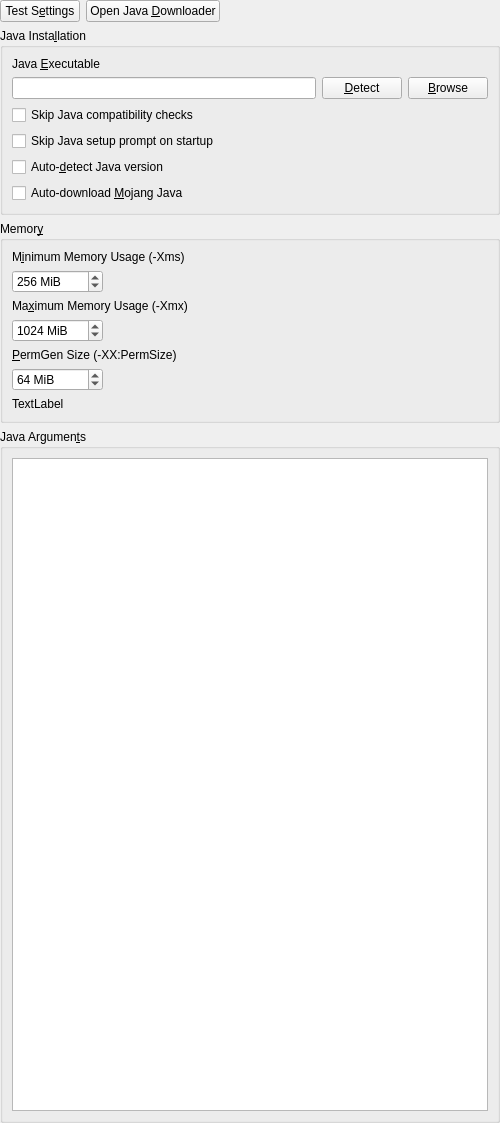
Qt form launcher/ui/widgets/JavaSettingsWidget.ui (FreesmTeam/FreesmLauncher) before a commit.
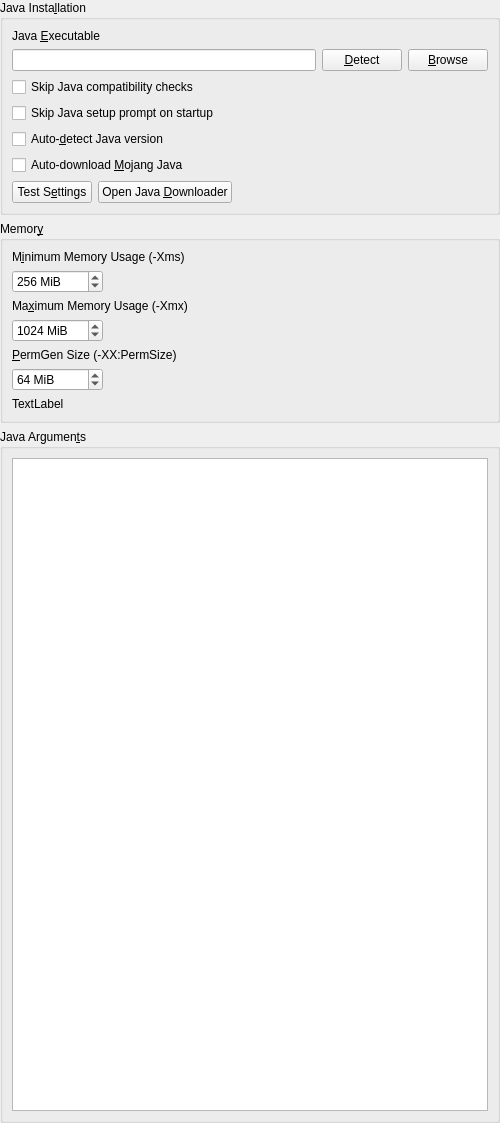
The same form after that commit.

Diff of the .ui file:
```diff
--- a/launcher/ui/widgets/JavaSettingsWidget.ui
+++ b/launcher/ui/widgets/JavaSettingsWidget.ui
@@ -26,37 +26,6 @@
    <property name="bottomMargin">
     <number>0</number>
    </property>
-   <item>
-    <layout class="QHBoxLayout" name="horizontalLayout_4">
-     <item>
-      <widget class="QPushButton" name="javaTestBtn">
-       <property name="text">
-        <string>Test S&amp;ettings</string>
-       </property>
-      </widget>
-     </item>
-     <item>
-      <widget class="QPushButton" name="javaDownloadBtn">
-       <property name="text">
-        <string>Open Java &amp;Downloader</string>
-       </property>
-      </widget>
-     </item>
-     <item>
-      <spacer name="horizontalSpacer_7">
-       <property name="orientation">
-        <enum>Qt::Horizontal</enum>
-       </property>
-       <property name="sizeHint" stdset="0">
-        <size>
-         <width>0</width>
-         <height>0</height>
-        </size>
-       </property>
-      </spacer>
-     </item>
-    </layout>
-   </item>
    <item>
     <widget class="QGroupBox" name="javaInstallationGroupBox">
      <property name="enabled">
@@ -146,6 +115,37 @@
         </property>
        </widget>
       </item>
+      <item row="8" column="0">
+       <layout class="QHBoxLayout" name="horizontalLayout_4">
+        <item>
+         <widget class="QPushButton" name="javaTestBtn">
+          <property name="text">
+           <string>Test S&amp;ettings</string>
+          </property>
+         </widget>
+        </item>
+        <item>
+         <widget class="QPushButton" name="javaDownloadBtn">
+          <property name="text">
+           <string>Open Java &amp;Downloader</string>
+          </property>
+         </widget>
+        </item>
+        <item>
+         <spacer name="horizontalSpacer_7">
+          <property name="orientation">
+           <enum>Qt::Horizontal</enum>
+          </property>
+          <property name="sizeHint" stdset="0">
+           <size>
+            <width>0</width>
+            <height>0</height>
+           </size>
+          </property>
+         </spacer>
+        </item>
+       </layout>
+      </item>
      </layout>
     </widget>
    </item>
```
Left out of the diff: 44 changed lines with no effect on the pictures.
